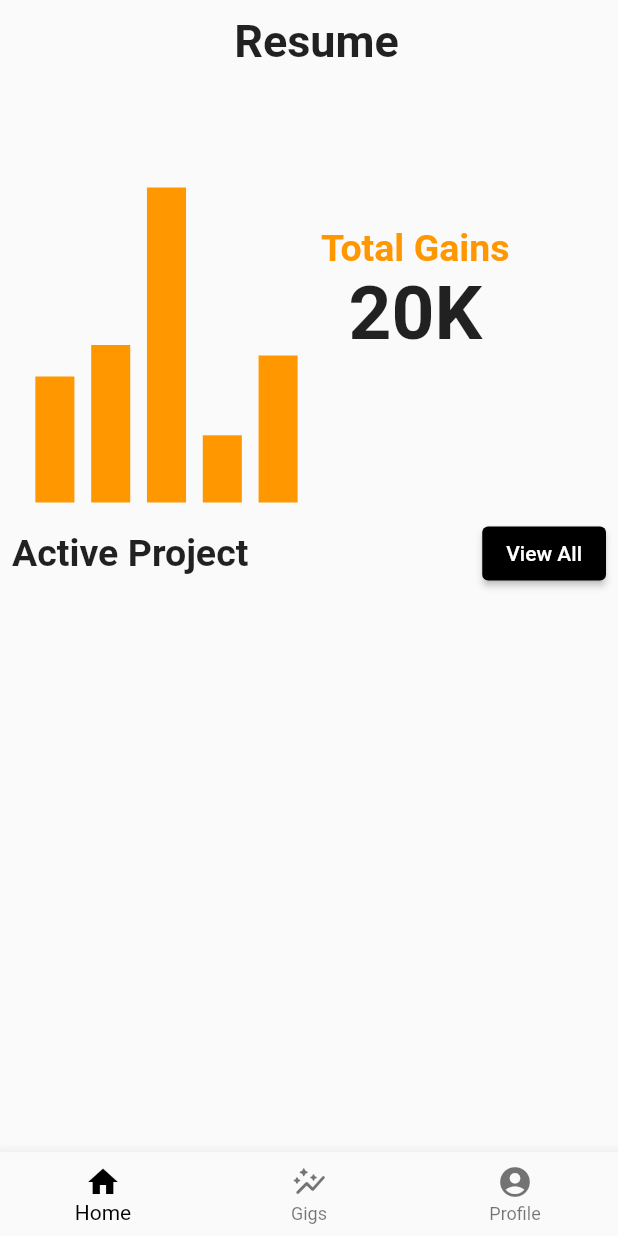
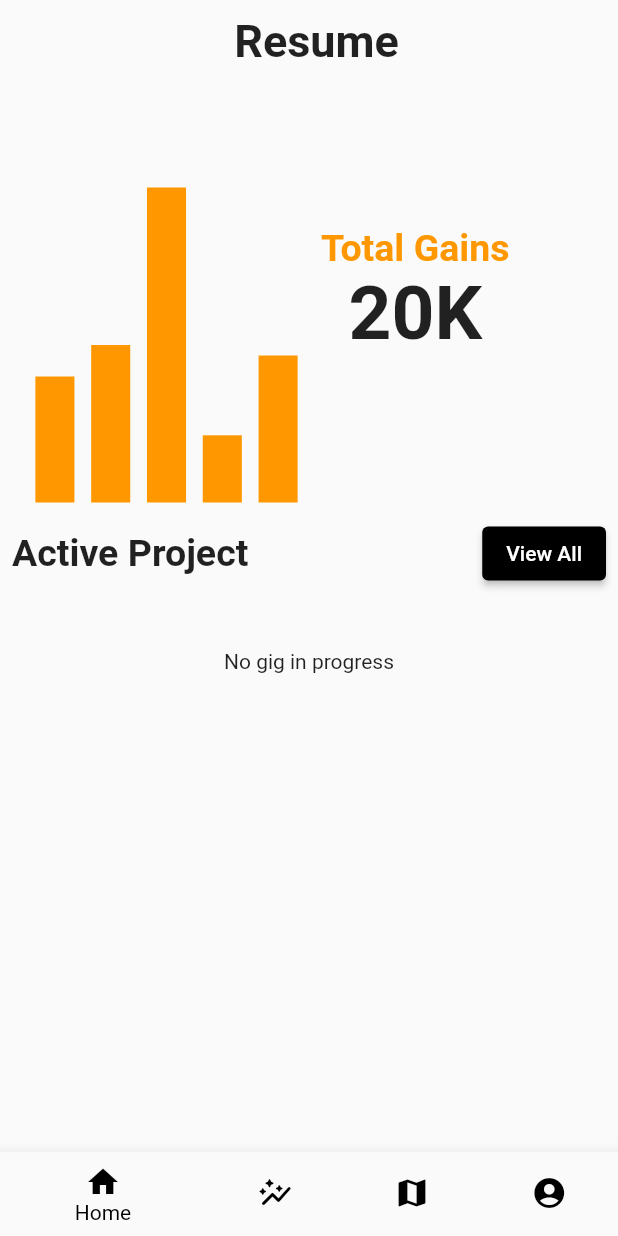
Before and after one commit to StevenAttipoe/workwaves, a Flutter app: the MyHomePage screen opened directly, on a phone screen of 412 x 824 dp. Run offline on Flutter 3.47's test engine with Material 2 defaults, Android fonts, the phone set to English and light mode, and no system bars; our stand-ins replace cloud_firestore, firebase_auth, firebase_core, flutter_map, latlong2, syncfusion_flutter_charts; accounts and stored records are empty.

Commit message:
improved ui

```diff
--- a/lib/views/home.dart
+++ b/lib/views/home.dart
@@ -1,4 +1,5 @@
 import 'package:flutter/material.dart';
+import 'package:workwaves/views/map/map.dart';
 import 'package:workwaves/views/nav/profile.dart';
 import 'package:workwaves/views/nav/resume.dart';
 import 'package:workwaves/views/nav/search.dart';
@@ -32,7 +33,9 @@ class _MyHomePageState extends State<MyHomePage> {
   List<Widget> widgetOptions = const <Widget>[
     ResumePage(),
     SearchPage(),
+    Map(),
     ProfilePage(),
+
   ];
 
   void _onItemTapped(int index) {
@@ -51,6 +54,11 @@ class _MyHomePageState extends State<MyHomePage> {
           break;
         case 2:
           {
+            _appBar = 'Map';
+          }
+          break;
+        case 3:
+          {
             _appBar = 'Profile';
           }
           break;
@@ -67,20 +75,31 @@ class _MyHomePageState extends State<MyHomePage> {
       bottomNavigationBar: BottomNavigationBar(
         items:  const <BottomNavigationBarItem>[
           BottomNavigationBarItem(
+            // backgroundColor: Colors.grey,
             icon: Icon(
               Icons.home,
+              color: Colors.black,
             ),
             label: 'Home',
           ),
           BottomNavigationBarItem(
             icon: Icon(
-              Icons.auto_graph_rounded ,
+              Icons.auto_graph_rounded,
+              color: Colors.black,
               ),
             label: 'Gigs',
           ),
           BottomNavigationBarItem(
             icon: Icon(
+              Icons.map,
+              color: Colors.black,
+            ),
+            label: 'Map',
+          ),
+          BottomNavigationBarItem(
+            icon: Icon(
               Icons.account_circle,
+              color: Colors.black,
             ),
             label: 'Profile',
           ),
--- a/lib/views/nav/profile.dart
+++ b/lib/views/nav/profile.dart
@@ -112,8 +112,6 @@ class _ProfilePageState extends State<ProfilePage> {
     final firebaseUser = await FirebaseAuth.instance.currentUser;
     final String? uid = firebaseUser?.uid.toString();
 
-    // print("This is " + uid! + " end ");
-
     if (firebaseUser != null) {
       var document = await FirebaseFirestore.instance
           .collection('users')
@@ -127,7 +125,6 @@ class _ProfilePageState extends State<ProfilePage> {
       email = users[0]['email'];
       phone = users[0]['phone'];
       role = users[0]['role'];
-      print(name);
 
       // document.get().then((ds) {
       //   name = ds.data.docs[index].data()!["fullName"];
--- a/lib/views/nav/resume.dart
+++ b/lib/views/nav/resume.dart
@@ -133,13 +133,24 @@ class _ResumePageState extends State<ResumePage> {
       SingleChildScrollView(
         child: Column(
           children: [
+              (projectsData.isEmpty)? const Padding(
+                padding:  EdgeInsets.only(top:40.0),
+                child:  Text("No gig in progress"),
+              ): const Text("")
+            ,
             ListView.builder(
                 scrollDirection: Axis.vertical,
                 shrinkWrap: true,
                 itemCount: projectsData.length,
                 itemBuilder: (context, index) {
                   return ListTile(
-                    title: Text(projectsData[index]['contact_name']),
+                    title: Row(
+                      mainAxisAlignment: MainAxisAlignment.spaceBetween,
+                      children: [
+                        Text(projectsData[index]['contact_name']),
+                        Text(projectsData[index]['contact_name'])
+                      ],
+                    ),
                     subtitle: Text(projectsData[index]['project_name']),
                     trailing: IconButton(
                         onPressed: () {
```
Also changed, not shown: lib/views/nav/search.dart (+113 -30 lines), lib/views/widgets/gigBox.dart (added, +13 -0 lines), lib/views/widgets/login_widgets.dart (line endings or trailing spaces).
